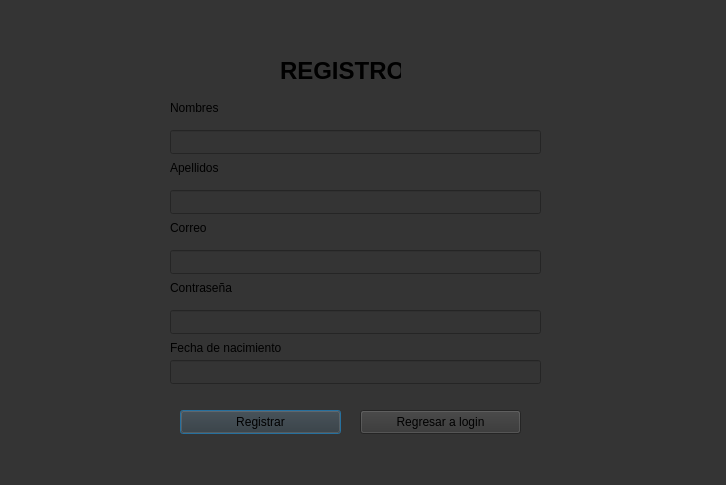
Qt form Fase 3/proyecto2/registro.ui (elsaminee/-EDD-Proyecto_202200198) before a commit.
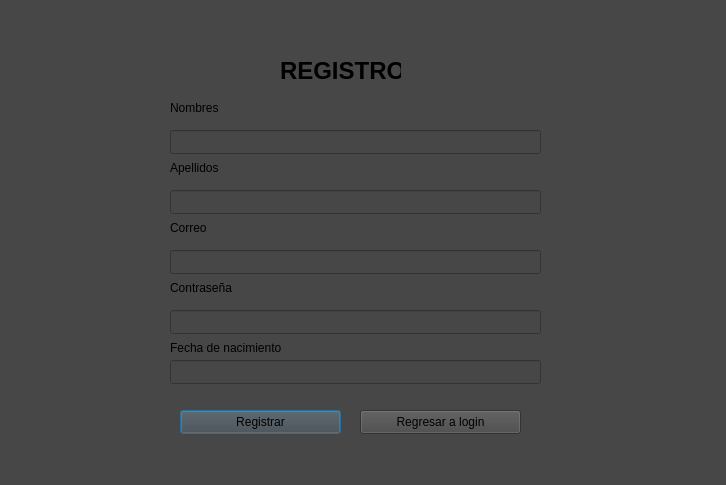
The same form after that commit.

```diff
--- a/Fase 3/proyecto2/registro.ui
+++ b/Fase 3/proyecto2/registro.ui
@@ -14,7 +14,7 @@
    <string>Dialog</string>
   </property>
   <property name="styleSheet">
-   <string notr="true">background-color: rgb(52, 52, 52);</string>
+   <string notr="true">background-color: rgb(71, 71, 71);</string>
   </property>
   <widget class="QLabel" name="label_9">
    <property name="geometry">
@@ -189,6 +189,9 @@
      <height>24</height>
     </rect>
    </property>
+   <property name="echoMode">
+    <enum>QLineEdit::EchoMode::Password</enum>
+   </property>
   </widget>
   <widget class="QLineEdit" name="fechaEdit">
    <property name="geometry">
```
